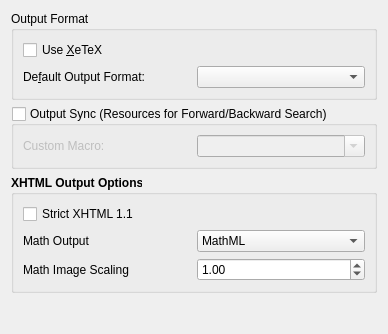
The window that src/frontends/qt4/ui/OutputUi.ui (cburschka/lyx) describes before a commit, drawn with Qt 5.
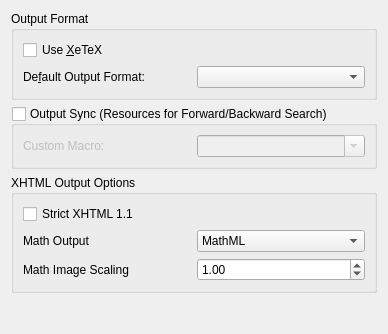
The same window after the commit.

Commit message: Remove the boldness of the XHTML Output Options string in GuiDocument. We nowhere use bold headers.

```diff
--- a/src/frontends/qt4/ui/OutputUi.ui
+++ b/src/frontends/qt4/ui/OutputUi.ui
@@ -115,12 +115,6 @@
    </item>
    <item>
     <widget class="QGroupBox" name="xhtmlGB" >
-     <property name="font" >
-      <font>
-       <weight>75</weight>
-       <bold>true</bold>
-      </font>
-     </property>
      <property name="title" >
       <string>XHTML Output Options</string>
      </property>
```
